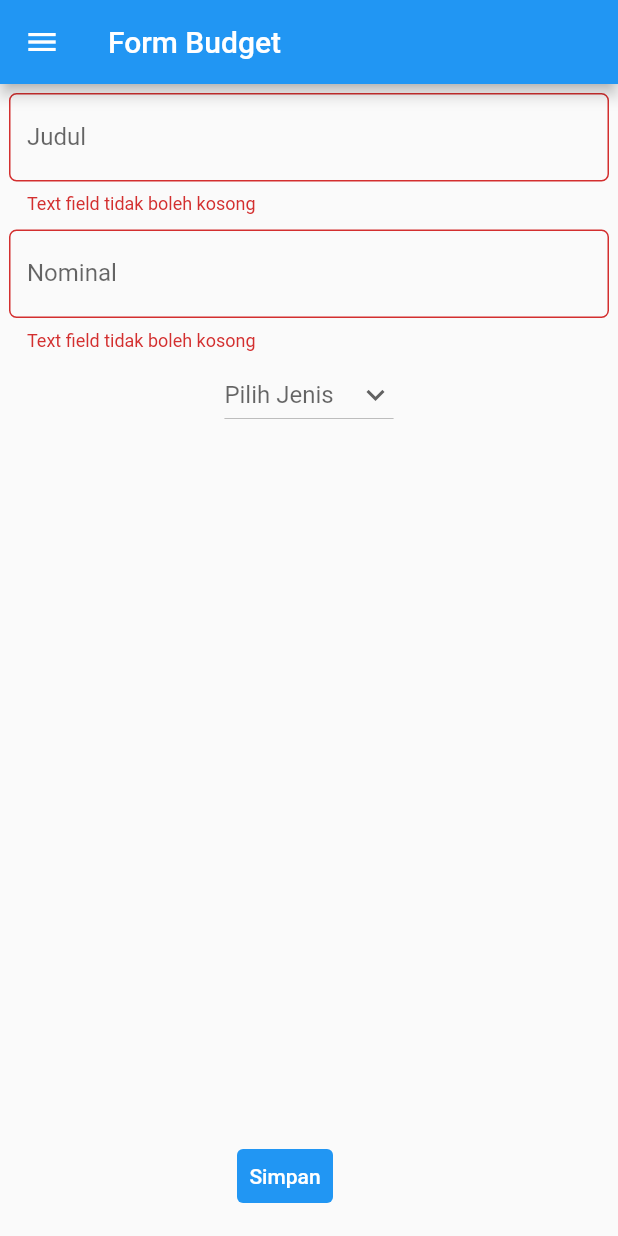
After one commit to stenly10/pbp-flutter-lab, a Flutter app: the FormBudgetPage screen opened directly, after a tap on "Simpan", on a phone screen of 412 x 824 dp. The commit adds this screen. Run offline on Flutter 3.47's test engine with Material 2 defaults, Android fonts, the phone set to English and light mode, and no system bars.

Commit message:
Update Tugas 8

```diff
--- /dev/null
+++ b/lib/form.dart
@@ -0,0 +1,170 @@
+import 'package:flutter/material.dart';
+import 'package:counter_7/main.dart';
+import 'package:counter_7/show_data.dart';
+import 'package:flutter/services.dart';
+
+var listData = [];
+
+class FormBudgetPage extends StatefulWidget {
+  const FormBudgetPage({super.key});
+
+  @override
+  State<FormBudgetPage> createState() => _FormBudgetState();
+}
+
+class _FormBudgetState extends State<FormBudgetPage> {
+  final _formKey = GlobalKey<FormState>();
+  String? _judul = "";
+  int _nominal = 0;
+  String? jenis;
+  List<String> listJenis = ['Pemasukan', 'Pengeluaran'];
+  @override
+  Widget build(BuildContext context) {
+    return Scaffold(
+      appBar: AppBar(
+        title: const Text('Form Budget'),
+      ),
+      drawer: Drawer(
+        child: Column(
+          children: [
+            ListTile(
+              title: const Text('counter_7'),
+              onTap: () {
+                Navigator.pushReplacement(
+                  context,
+                  MaterialPageRoute(
+                      builder: (context) =>
+                          const MyHomePage(title: 'Program Counter')),
+                );
+              },
+            ),
+            ListTile(
+              title: const Text('Tambah Budget'),
+              onTap: () {
+                // Route menu ke halaman form
+                Navigator.pushReplacement(
+                  context,
+                  MaterialPageRoute(
+                      builder: (context) => const FormBudgetPage()),
+                );
+              },
+            ),
+            ListTile(
+              title: const Text('Data Budget'),
+              onTap: () {
+                // Route menu ke halaman form
+                Navigator.pushReplacement(
+                  context,
+                  MaterialPageRoute(builder: (context) => const ShowDataPage()),
+                );
+              },
+            ),
+          ],
+        ),
+      ),
+      body: Form(
+        key: _formKey,
+        child: Container(
+          padding: const EdgeInsets.all(1.0),
+          child: Column(
+            children: [
+              Padding(
+                padding: const EdgeInsets.all(5.0),
+                child: TextFormField(
+                  decoration: InputDecoration(
+                    hintText: "",
+                    labelText: "Judul",
+                    border: OutlineInputBorder(
+                      borderRadius: BorderRadius.circular(5.0),
+                    ),
+                  ),
+                  onChanged: (String? value) {
+                    setState(() {
+                      _judul = value!;
+                    });
+                  },
+                  onSaved: (String? value) {
+                    setState(() {
+                      _judul = value!;
+                    });
+                  },
+                  validator: (String? value) {
+                    if (value == null || value.isEmpty) {
+                      return 'Text field tidak boleh kosong';
+                    }
+                    return null;
+                  },
+                ),
+              ),
+              Padding(
+                padding: const EdgeInsets.all(5.0),
+                child: TextFormField(
+                  decoration: InputDecoration(
+                    hintText: "",
+                    labelText: "Nominal",
+                    border: OutlineInputBorder(
+                      borderRadius: BorderRadius.circular(5.0),
+                    ),
+                  ),
+                  keyboardType: TextInputType.number,
+                  inputFormatters: <TextInputFormatter>[
+                    FilteringTextInputFormatter.digitsOnly
+                  ],
+                  onChanged: (String? value) {
+                    setState(() {
+                      _nominal = int.parse(value!);
+                    });
+                  },
+                  onSaved: (String? value) {
+                    setState(() {
+                      _nominal = int.parse(value!);
+                    });
+                  },
+                  validator: (String? value) {
+                    if (value == null || value.isEmpty) {
+                      return "Text field tidak boleh kosong";
+                    }
+                    return null;
+                  },
+                ),
+              ),
+              DropdownButton(
+                value: jenis,
+                hint: const Text('Pilih Jenis'),
+                icon: const Icon(Icons.keyboard_arrow_down),
+                items: listJenis.map((String items) {
+                  return DropdownMenuItem(
+                    value: items,
+                    child: Text(items),
+                  );
+                }).toList(),
+                onChanged: (String? newValue) {
+                  setState(() {
+                    jenis = newValue!;
+                  });
+                },
+              ),
+            ],
+          ),
+        ),
+      ),
+      floatingActionButton: Row(
+        mainAxisAlignment: MainAxisAlignment.center,
+        children: [
+          TextButton(
+            style: ButtonStyle(
+              backgroundColor: MaterialStateProperty.all(Colors.blue),
+            ),
+            onPressed: (() {
+              if (_formKey.currentState!.validate()) {
+                listData.add([_judul, _nominal, jenis]);
+                _formKey.currentState!.reset();
+              }
+            }),
+            child: const Text('Simpan', style: TextStyle(color: Colors.white)),
+          )
+        ],
+      ),
+    );
+  }
+}
```
Also changed, not shown: lib/main.dart (+40 -0 lines), lib/show_data.dart (added, +82 -0 lines), 1 other file.
